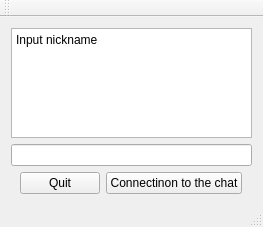
LisGein/LinuxCppLessons, file QtClient/mainwindow.ui: the form before one commit.
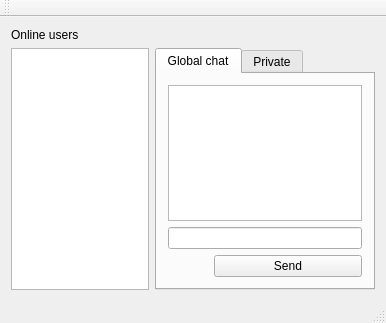
The form after the commit.

```diff
--- a/QtClient/mainwindow.ui
+++ b/QtClient/mainwindow.ui
@@ -6,65 +6,69 @@
    <rect>
     <x>0</x>
     <y>0</y>
-    <width>263</width>
-    <height>227</height>
+    <width>386</width>
+    <height>323</height>
    </rect>
   </property>
   <property name="windowTitle">
    <string>Log In</string>
   </property>
   <widget class="QWidget" name="centralWidget">
+   <layout class="QGridLayout" name="gridLayout_2">
+    <item row="0" column="0">
+     <widget class="QLabel" name="label">
+      <property name="text">
+       <string>Online users</string>
+      </property>
+     </widget>
+    </item>
+    <item row="1" column="0">
+     <widget class="QListWidget" name="list_online">
+      <property name="maximumSize">
+       <size>
+        <width>200</width>
+        <height>16777215</height>
+       </size>
+      </property>
+     </widget>
+    </item>
+    <item row="1" column="1">
+     <widget class="QTabWidget" name="tabWidget">
+      <property name="acceptDrops">
+       <bool>false</bool>
+      </property>
+      <property name="currentIndex">
+       <number>0</number>
+      </property>
+      <widget class="QWidget" name="colum">
+       <attribute name="title">
+        <string>Global chat</string>
+       </attribute>
    <layout class="QGridLayout" name="gridLayout">
     <item row="0" column="0">
+         <layout class="QFormLayout" name="formLayout">
+          <item row="0" column="0" colspan="2">
      <layout class="QVBoxLayout" name="verticalLayout">
       <item>
        <widget class="QTextEdit" name="que_text">
         <property name="readOnly">
          <bool>true</bool>
         </property>
-        <property name="html">
-         <string>&lt;!DOCTYPE HTML PUBLIC &quot;-//W3C//DTD HTML 4.0//EN&quot; &quot;http://www.w3.org/TR/REC-html40/strict.dtd&quot;&gt;
-&lt;html&gt;&lt;head&gt;&lt;meta name=&quot;qrichtext&quot; content=&quot;1&quot; /&gt;&lt;style type=&quot;text/css&quot;&gt;
-p, li { white-space: pre-wrap; }
-&lt;/style&gt;&lt;/head&gt;&lt;body style=&quot; font-family:'Noto Sans [monotype]'; font-size:9pt; font-weight:400; font-style:normal;&quot;&gt;
-&lt;p style=&quot; margin-top:0px; margin-bottom:0px; margin-left:0px; margin-right:0px; -qt-block-indent:0; text-indent:0px;&quot;&gt;Input nickname&lt;/p&gt;&lt;/body&gt;&lt;/html&gt;</string>
-        </property>
-       </widget>
-      </item>
-      <item>
-       <spacer name="verticalSpacer">
-        <property name="orientation">
-         <enum>Qt::Vertical</enum>
-        </property>
-        <property name="sizeHint" stdset="0">
-         <size>
-          <width>20</width>
-          <height>40</height>
-         </size>
-        </property>
-       </spacer>
-      </item>
+             </widget>
+            </item>
       <item>
        <widget class="QLineEdit" name="in_text"/>
       </item>
-      <item>
-       <spacer name="verticalSpacer_2">
-        <property name="orientation">
-         <enum>Qt::Vertical</enum>
-        </property>
-        <property name="sizeHint" stdset="0">
-         <size>
-          <width>20</width>
-          <height>40</height>
-         </size>
-        </property>
-       </spacer>
-      </item>
-     </layout>
-    </item>
+           </layout>
+          </item>
+          <item row="1" column="1">
+           <widget class="QPushButton" name="send">
+            <property name="text">
+             <string>Send</string>
+            </property>
+           </widget>
+          </item>
     <item row="1" column="0">
-     <layout class="QHBoxLayout" name="horizontalLayout">
-      <item>
        <spacer name="horizontalSpacer">
         <property name="orientation">
          <enum>Qt::Horizontal</enum>
@@ -77,34 +81,19 @@
         </property>
        </spacer>
       </item>
-      <item>
-       <widget class="QPushButton" name="button_quit">
-        <property name="text">
-         <string>Quit</string>
-        </property>
-       </widget>
-      </item>
-      <item>
-       <widget class="QPushButton" name="button_entry">
-        <property name="text">
-         <string>Connectinon to the chat</string>
-        </property>
-       </widget>
-      </item>
-      <item>
-       <spacer name="horizontalSpacer_2">
-        <property name="orientation">
-         <enum>Qt::Horizontal</enum>
-        </property>
-        <property name="sizeHint" stdset="0">
-         <size>
-          <width>40</width>
-          <height>20</height>
-         </size>
-        </property>
-       </spacer>
-      </item>
-     </layout>
+         </layout>
+        </item>
+       </layout>
+      </widget>
+      <widget class="QWidget" name="tab_2">
+       <property name="enabled">
+        <bool>true</bool>
+       </property>
+       <attribute name="title">
+        <string>Private</string>
+       </attribute>
+      </widget>
+     </widget>
     </item>
    </layout>
   </widget>
```
Left out of the diff: 6 changed lines with no effect on the pictures. Lines whose indentation alone changed are shown as unchanged.
